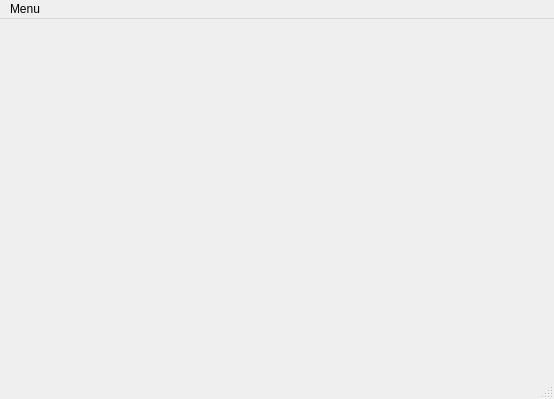
This is ui/qtgui/mainwindow.ui in marosi/SocialDesktopClient as Qt 5 draws it before an edit. The edited form follows.
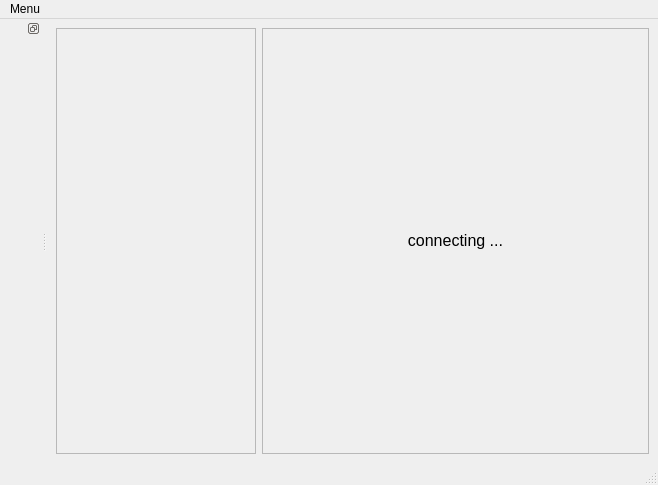
This is the edited form.

Commit message: - added channel plugin pubsub iq handling  - main window accounts bar added - connecting and disconneting account ability

```diff
--- a/ui/qtgui/mainwindow.ui
+++ b/ui/qtgui/mainwindow.ui
@@ -6,23 +6,113 @@
    <rect>
     <x>0</x>
     <y>0</y>
-    <width>554</width>
-    <height>399</height>
+    <width>658</width>
+    <height>485</height>
    </rect>
   </property>
   <property name="windowTitle">
    <string>Main Window Here - provisionary so far</string>
   </property>
   <widget class="QWidget" name="contentPane">
-   <layout class="QGridLayout" name="gridLayout"/>
+   <layout class="QGridLayout" name="gridLayout">
+    <item row="0" column="0">
+     <widget class="QFrame" name="contactPanel">
+      <property name="minimumSize">
+       <size>
+        <width>200</width>
+        <height>200</height>
+       </size>
+      </property>
+      <property name="maximumSize">
+       <size>
+        <width>200</width>
+        <height>16777215</height>
+       </size>
+      </property>
+      <property name="frameShape">
+       <enum>QFrame::StyledPanel</enum>
+      </property>
+      <property name="frameShadow">
+       <enum>QFrame::Raised</enum>
+      </property>
+      <layout class="QGridLayout" name="gridLayout_2">
+       <item row="0" column="0">
+        <layout class="QVBoxLayout" name="contactPanelLayout">
+         <item>
+          <spacer name="verticalSpacer">
+           <property name="orientation">
+            <enum>Qt::Vertical</enum>
+           </property>
+           <property name="sizeHint" stdset="0">
+            <size>
+             <width>20</width>
+             <height>40</height>
+            </size>
+           </property>
+          </spacer>
+         </item>
+        </layout>
+       </item>
+      </layout>
+     </widget>
+    </item>
+    <item row="0" column="1">
+     <widget class="QFrame" name="contentFrame">
+      <property name="sizePolicy">
+       <sizepolicy hsizetype="MinimumExpanding" vsizetype="Preferred">
+        <horstretch>0</horstretch>
+        <verstretch>0</verstretch>
+       </sizepolicy>
+      </property>
+      <property name="minimumSize">
+       <size>
+        <width>250</width>
+        <height>0</height>
+       </size>
+      </property>
+      <property name="frameShape">
+       <enum>QFrame::StyledPanel</enum>
+      </property>
+      <property name="frameShadow">
+       <enum>QFrame::Raised</enum>
+      </property>
+      <layout class="QHBoxLayout" name="horizontalLayout_3">
+       <item>
+        <widget class="QLabel" name="connectingMessage">
+         <property name="enabled">
+          <bool>true</bool>
+         </property>
+         <property name="sizePolicy">
+          <sizepolicy hsizetype="Minimum" vsizetype="Fixed">
+           <horstretch>0</horstretch>
+           <verstretch>0</verstretch>
+          </sizepolicy>
+         </property>
+         <property name="font">
+          <font>
+           <pointsize>12</pointsize>
+          </font>
+         </property>
+         <property name="text">
+          <string>connecting ...</string>
+         </property>
+         <property name="alignment">
+          <set>Qt::AlignCenter</set>
+         </property>
+        </widget>
+       </item>
+      </layout>
+     </widget>
+    </item>
+   </layout>
   </widget>
   <widget class="QMenuBar" name="menubar">
    <property name="geometry">
     <rect>
      <x>0</x>
      <y>0</y>
-     <width>554</width>
-     <height>21</height>
+     <width>658</width>
+     <height>25</height>
     </rect>
    </property>
    <widget class="QMenu" name="menuSettings">
@@ -34,6 +124,26 @@
    <addaction name="menuSettings"/>
   </widget>
   <widget class="QStatusBar" name="statusbar"/>
+  <widget class="QDockWidget" name="accountsPaneDock">
+   <property name="maximumSize">
+    <size>
+     <width>60</width>
+     <height>524287</height>
+    </size>
+   </property>
+   <property name="features">
+    <set>QDockWidget::DockWidgetFloatable|QDockWidget::DockWidgetMovable</set>
+   </property>
+   <property name="allowedAreas">
+    <set>Qt::LeftDockWidgetArea|Qt::RightDockWidgetArea</set>
+   </property>
+   <attribute name="dockWidgetArea">
+    <number>1</number>
+   </attribute>
+   <widget class="QWidget" name="accountsPane">
+    <layout class="QVBoxLayout" name="verticalLayout"/>
+   </widget>
+  </widget>
   <action name="actionSettings">
    <property name="text">
     <string>Settings</string>
```
The commit also changes 31 other files.
